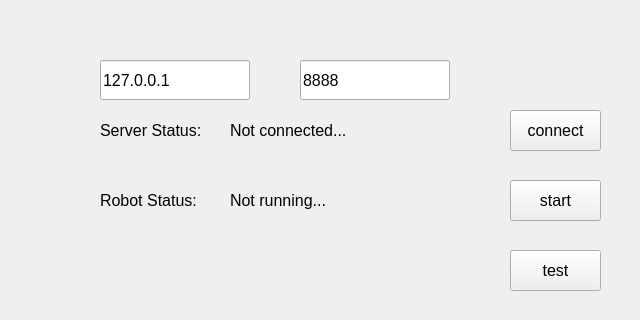
Qt form mainwindow.ui (freealong/rik_client) before a commit.
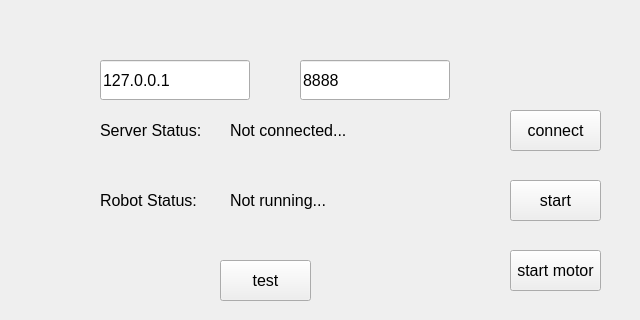
The same form after that commit. Custom widgets are drawn as their Qt base class.

Commit message: add start/stop motor

Diff of the .ui file:
```diff
--- a/mainwindow.ui
+++ b/mainwindow.ui
@@ -170,6 +170,24 @@
    <widget class="QPushButton" name="button_test">
     <property name="geometry">
      <rect>
+      <x>220</x>
+      <y>260</y>
+      <width>91</width>
+      <height>41</height>
+     </rect>
+    </property>
+    <property name="font">
+     <font>
+      <pointsize>12</pointsize>
+     </font>
+    </property>
+    <property name="text">
+     <string>test</string>
+    </property>
+   </widget>
+   <widget class="QPushButton" name="button_motor">
+    <property name="geometry">
+     <rect>
       <x>510</x>
       <y>250</y>
       <width>91</width>
@@ -182,7 +200,7 @@
      </font>
     </property>
     <property name="text">
-     <string>test</string>
+     <string>start motor</string>
     </property>
    </widget>
   </widget>
```
The commit also changes 4 other files.
